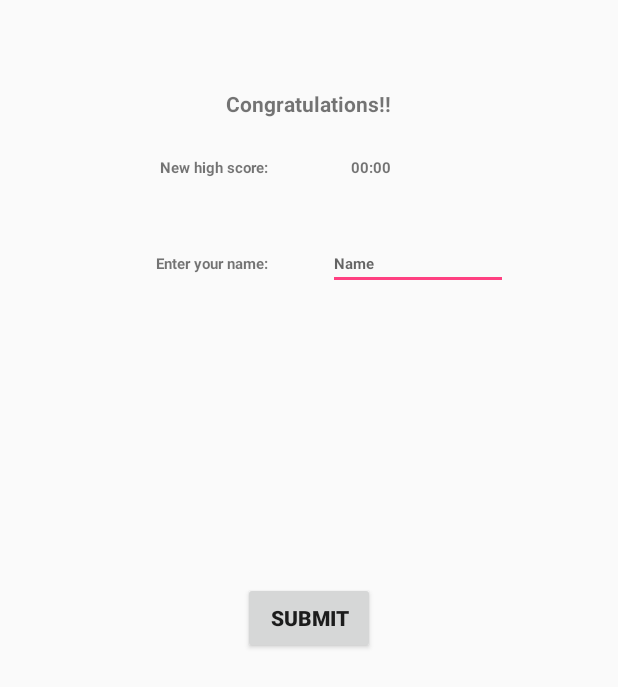
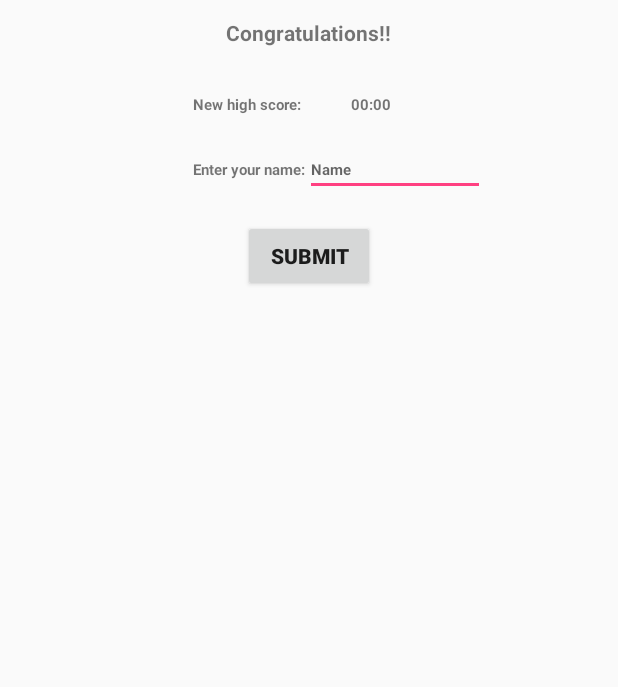
Before and after one commit to karin204/MineSweeper2, an Android app: the layout popup.xml on its own in the app's theme, with its tools: preview values and no code run, on a phone screen of 412 x 824 dp. Shown: the top 687 px of the screen. Run offline under Robolectric (Android 15) with nearby library versions, the phone set to English and light mode, and no system bars.

Commit message:
fixed popup window.

```diff
--- a/app/src/main/res/layout/popup.xml
+++ b/app/src/main/res/layout/popup.xml
@@ -2,29 +2,15 @@
 <RelativeLayout xmlns:android="http://schemas.android.com/apk/res/android"
     android:layout_width="match_parent" android:layout_height="match_parent">
 
-    <TextView
-        android:text="00:00"
+    <Button
+        android:text="Submit"
         android:layout_width="wrap_content"
         android:layout_height="wrap_content"
-        android:id="@+id/textView3"
-        android:textSize="10sp"
-        android:layout_alignBaseline="@+id/textView2"
-        android:layout_alignBottom="@+id/textView2"
-        android:layout_alignRight="@+id/textView1"
-        android:layout_alignEnd="@+id/textView1"
-        android:textStyle="normal|bold" />
-
-    <TextView
-        android:text="Enter your name:"
-        android:layout_width="wrap_content"
-        android:layout_height="wrap_content"
-        android:layout_marginTop="50dp"
-        android:id="@+id/textView6"
-        android:textSize="10sp"
+        android:id="@+id/button"
         android:textStyle="normal|bold"
-        android:layout_below="@+id/textView2"
-        android:layout_alignRight="@+id/textView2"
-        android:layout_alignEnd="@+id/textView2" />
+        android:layout_below="@+id/editText"
+        android:layout_centerHorizontal="true"
+        android:layout_marginTop="16dp" />
 
     <TextView
         android:text="Congratulations!!"
@@ -32,7 +18,7 @@
         android:layout_height="wrap_content"
         android:id="@+id/textView1"
         android:textSize="14sp"
-        android:layout_marginTop="59dp"
+        android:layout_marginTop="12dp"
         android:textStyle="normal|bold"
         android:layout_alignParentTop="true"
         android:layout_centerHorizontal="true" />
@@ -41,15 +27,27 @@
         android:text="New high score:"
         android:layout_width="wrap_content"
         android:layout_height="wrap_content"
-        android:layout_marginTop="26dp"
+        android:layout_marginTop="31dp"
         android:id="@+id/textView2"
         android:textSize="10sp"
         android:textStyle="normal|bold"
+        android:layout_marginRight="33dp"
+        android:layout_marginEnd="33dp"
         android:layout_below="@+id/textView1"
         android:layout_toLeftOf="@+id/textView3"
-        android:layout_toStartOf="@+id/textView3"
-        android:layout_marginRight="55dp"
-        android:layout_marginEnd="55dp" />
+        android:layout_toStartOf="@+id/textView3" />
+
+    <TextView
+        android:text="Enter your name:"
+        android:layout_width="wrap_content"
+        android:layout_height="wrap_content"
+        android:layout_marginTop="29dp"
+        android:id="@+id/textView6"
+        android:textSize="10sp"
+        android:textStyle="normal|bold"
+        android:layout_below="@+id/textView2"
+        android:layout_alignLeft="@+id/textView2"
+        android:layout_alignStart="@+id/textView2" />
 
     <EditText
         android:layout_width="wrap_content"
@@ -59,21 +57,21 @@
         android:id="@+id/editText"
         android:textStyle="normal|bold"
         android:hint="Name"
-        android:layout_marginLeft="40dp"
-        android:layout_marginStart="40dp"
         android:textSize="10sp"
         android:layout_alignBaseline="@+id/textView6"
         android:layout_alignBottom="@+id/textView6"
         android:layout_toRightOf="@+id/textView6"
         android:layout_toEndOf="@+id/textView6" />
 
-    <Button
-        android:text="Submit"
+    <TextView
+        android:text="00:00"
         android:layout_width="wrap_content"
         android:layout_height="wrap_content"
-        android:id="@+id/button"
+        android:id="@+id/textView3"
+        android:textSize="10sp"
         android:textStyle="normal|bold"
-        android:elevation="0dp"
-        android:layout_centerVertical="true"
-        android:layout_centerHorizontal="true" />
+        android:layout_alignBaseline="@+id/textView2"
+        android:layout_alignBottom="@+id/textView2"
+        android:layout_alignRight="@+id/textView1"
+        android:layout_alignEnd="@+id/textView1" />
 </RelativeLayout>
```
Also changed, not shown: app/src/main/java/com/example/karin/minesweeper/UI/GameActivity.java (+16 -11 lines), app/src/main/java/com/example/karin/minesweeper/UI/NewHighScoreActivity.java (+31 -2 lines).
